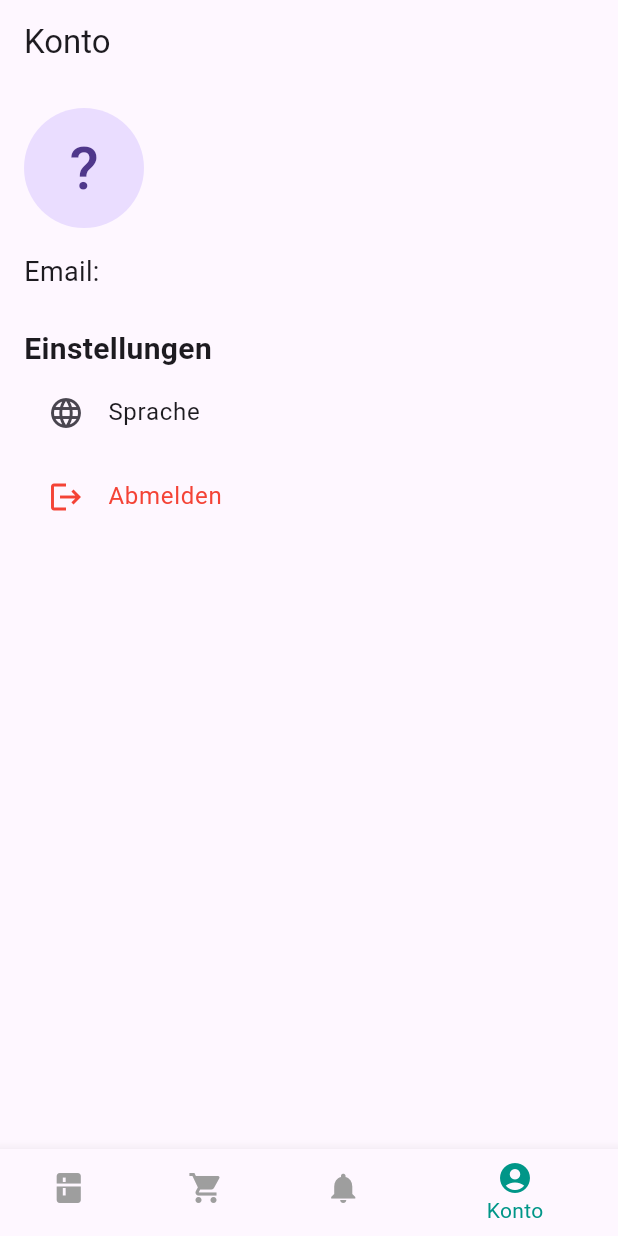
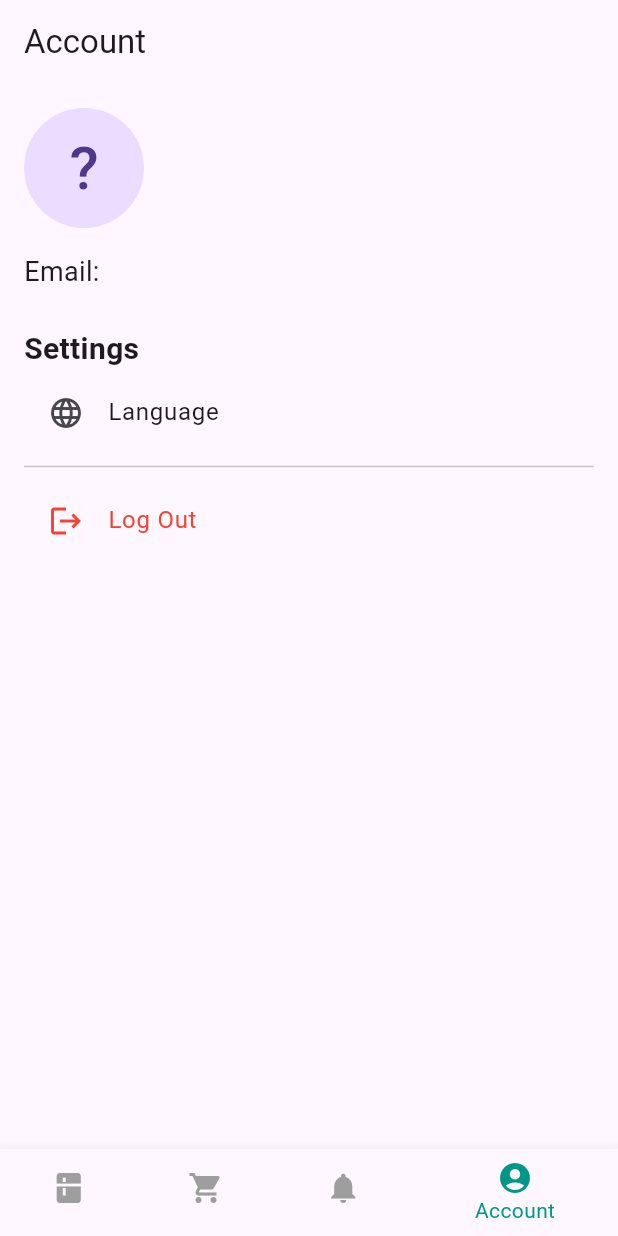
Before and after one commit to czelyk/smart_kuhlschrank, a Flutter app: the screen it shows once a user with an empty profile is signed in, item 4 of the bottom bar chosen, on a phone screen of 412 x 824 dp. Run offline on Flutter 3.47's test engine with Material 3 defaults, Android fonts, the light colour scheme and no system bars; our stand-ins replace cloud_firestore, firebase_auth, firebase_core, flutter_local_notifications; accounts and stored records are empty; generated files the repository leaves out were written again.

Commit message:
Languages of Turkish and English have been added.

```diff
--- /dev/null
+++ b/l10n.yaml
@@ -0,0 +1,3 @@
+arb-dir: lib/l10n
+template-arb-file: app_de.arb
+output-localization-file: app_localizations.dart
--- a/lib/main.dart
+++ b/lib/main.dart
@@ -1,51 +1,71 @@
 import 'package:flutter/material.dart';
+import 'package:provider/provider.dart';
+
+// --- Internationalization Imports ---
+import 'package:flutter_gen/gen_l10n/app_localizations.dart';
+import 'package:flutter_localizations/flutter_localizations.dart';
+import 'package:projekt/providers/locale_provider.dart';
 
 // --- Firebase Imports ---
 import 'package:firebase_core/firebase_core.dart';
 import 'package:projekt/widgets/auth_gate.dart';
 import 'firebase_options.dart'; // Generated by flutterfire configure
-// --- Firebase Imports ---
 
+// --- Screen Imports ---
 import 'screens/home_screen.dart';
-// Corrected import path to the newly created screen
 import 'screens/shopping_list_screen.dart';
 import 'screens/notifications.dart';
 import 'screens/account.dart';
 
-// Updated main function to initialize Firebase
 Future<void> main() async {
-  // Ensure that Flutter bindings are initialized
   WidgetsFlutterBinding.ensureInitialized();
-
-  // Initialize Firebase
   await Firebase.initializeApp(
     options: DefaultFirebaseOptions.currentPlatform,
   );
-
-  // Run the app through the AuthGate
-  runApp(const MyApp());
+  // Wrap the entire app in the ChangeNotifierProvider at the highest level
+  runApp(
+    ChangeNotifierProvider(
+      create: (context) => LocaleProvider(),
+      child: const MyApp(),
+    ),
+  );
 }
 
-// The root widget of the application.
 class MyApp extends StatelessWidget {
   const MyApp({super.key});
 
   @override
   Widget build(BuildContext context) {
+    // Consume the provider to rebuild MaterialApp when the locale changes.
+    final localeProvider = Provider.of<LocaleProvider>(context);
+
     return MaterialApp(
       debugShowCheckedModeBanner: false,
-      title: 'Smarter Kühlschrank',
+      onGenerateTitle: (context) => AppLocalizations.of(context)!.appTitle,
       theme: ThemeData(
         primarySwatch: Colors.teal,
         visualDensity: VisualDensity.adaptivePlatformDensity,
       ),
-      home: const AuthGate(), // Start with the authentication gate
+      // --- Localizations Setup ---
+      locale: localeProvider.locale, // Set the locale from the provider
+      localizationsDelegates: const [
+        AppLocalizations.delegate,
+        GlobalMaterialLocalizations.delegate,
+        GlobalWidgetsLocalizations.delegate,
+        GlobalCupertinoLocalizations.delegate,
+      ],
+      supportedLocales: const [
+        Locale('de', ''), // German
+        Locale('en', ''), // English
+        Locale('tr', ''), // Turkish
+      ],
+      home: const AuthGate(),
     );
   }
 }
 
-// The main app screen with the bottom navigation bar.
-// This is shown after a user is successfully logged in.
+// ... (The rest of the file remains the same)
+
 class MainAppScreen extends StatefulWidget {
   const MainAppScreen({super.key});
 
@@ -71,6 +91,8 @@ class _MainAppScreenState extends State<MainAppScreen> {
 
   @override
   Widget build(BuildContext context) {
+    final l10n = AppLocalizations.of(context)!;
+
     return Scaffold(
         body: _screens[_selectedIndex],
         bottomNavigationBar: BottomNavigationBar(
@@ -78,22 +100,22 @@ class _MainAppScreenState extends State<MainAppScreen> {
           onTap: _onItemTapped,
           selectedItemColor: Colors.teal,
           unselectedItemColor: Colors.grey,
-          items: const [
+          items: [
             BottomNavigationBarItem(
-              icon: Icon(Icons.kitchen),
-              label: 'Startseite',
+              icon: const Icon(Icons.kitchen),
+              label: l10n.home,
             ),
             BottomNavigationBarItem(
-              icon: Icon(Icons.shopping_cart),
-              label: 'Einkaufen',
+              icon: const Icon(Icons.shopping_cart),
+              label: l10n.shopping,
             ),
             BottomNavigationBarItem(
-              icon: Icon(Icons.notifications),
-              label: 'Benachrichtigungen',
+              icon: const Icon(Icons.notifications),
+              label: l10n.notifications,
             ),
             BottomNavigationBarItem(
-              icon: Icon(Icons.account_circle),
-              label: 'Konto',
+              icon: const Icon(Icons.account_circle),
+              label: l10n.account,
             ),
           ],
         ),
--- /dev/null
+++ b/lib/providers/locale_provider.dart
@@ -0,0 +1,15 @@
+import 'package:flutter/material.dart';
+
+class LocaleProvider with ChangeNotifier {
+  Locale? _locale;
+
+  Locale? get locale => _locale;
+
+  void setLocale(Locale locale) {
+    // Don't update if the locale is the same.
+    if (_locale != locale) {
+      _locale = locale;
+      notifyListeners();
+    }
+  }
+}
--- a/lib/screens/account.dart
+++ b/lib/screens/account.dart
@@ -1,21 +1,63 @@
 import 'package:flutter/material.dart';
 import 'package:firebase_auth/firebase_auth.dart';
+import 'package:provider/provider.dart';
+import 'package:flutter_gen/gen_l10n/app_localizations.dart';
+import 'package:projekt/providers/locale_provider.dart';
 import 'package:projekt/services/auth_service.dart';
 
 class AccountScreen extends StatelessWidget {
   const AccountScreen({Key? key}) : super(key: key);
 
+  // Function to show the language selection dialog
+  void _showLanguageDialog(BuildContext context) {
+    showDialog(
+      context: context,
+      builder: (BuildContext context) {
+        return SimpleDialog(
+          title: Text(AppLocalizations.of(context)!.language),
+          children: <Widget>[
+            SimpleDialogOption(
+              onPressed: () {
+                Provider.of<LocaleProvider>(context, listen: false)
+                    .setLocale(const Locale('de'));
+                Navigator.pop(context);
+              },
+              child: const Text('Deutsch'),
+            ),
+            SimpleDialogOption(
+              onPressed: () {
+                Provider.of<LocaleProvider>(context, listen: false)
+                    .setLocale(const Locale('en'));
+                Navigator.pop(context);
+              },
+              child: const Text('English'),
+            ),
+            SimpleDialogOption(
+              onPressed: () {
+                Provider.of<LocaleProvider>(context, listen: false)
+                    .setLocale(const Locale('tr'));
+                Navigator.pop(context);
+              },
+              child: const Text('Türkçe'),
+            ),
+          ],
+        );
+      },
+    );
+  }
+
   @override
   Widget build(BuildContext context) {
-    final AuthService _authService = AuthService();
-    final User? user = _authService.currentUser;
+    final l10n = AppLocalizations.of(context)!;
+    final AuthService authService = AuthService();
+    final User? user = authService.currentUser;
 
-    // Display a placeholder if the user is somehow null
-    final String userEmail = user?.email ?? 'Kein Benutzer angemeldet'; // No user logged in
-    final String initial = user?.email?.isNotEmpty == true ? user!.email![0].toUpperCase() : '?';
+    final String userEmail = user?.email ?? l10n.error; // Use localized string for error
+    final String initial =
+        user?.email?.isNotEmpty == true ? user!.email![0].toUpperCase() : '?';
 
     return Scaffold(
-      appBar: AppBar(title: const Text('Konto')), // Account
+      appBar: AppBar(title: Text(l10n.account)),
       body: Padding(
         padding: const EdgeInsets.all(16.0),
         child: Column(
@@ -26,32 +68,26 @@ class AccountScreen extends StatelessWidget {
               child: Text(initial, style: const TextStyle(fontSize: 40)),
             ),
             const SizedBox(height: 16),
-            // We don't have a user display name yet, so we show the email.
             Text('Email: $userEmail', style: const TextStyle(fontSize: 18)),
             const SizedBox(height: 24),
-            const Text(
-              'Einstellungen', // Settings
-              style: TextStyle(fontSize: 20, fontWeight: FontWeight.bold)
+            Text(
+              l10n.settings, // Localized settings title
+              style: const TextStyle(fontSize: 20, fontWeight: FontWeight.bold),
             ),
             ListTile(
               leading: const Icon(Icons.language),
-              title: const Text('Sprache'), // Language
-              onTap: () {
-                // In a future step, we could implement language change logic here.
-                ScaffoldMessenger.of(context).showSnackBar(
-                  const SnackBar(content: Text('Diese Funktion ist noch nicht verfügbar.')), // This feature is not yet available.
-                );
-              },
+              title: Text(l10n.language), // Localized language title
+              onTap: () => _showLanguageDialog(context), // Call the dialog function
             ),
+            const Divider(),
             ListTile(
               leading: const Icon(Icons.logout, color: Colors.red),
-              title: const Text(
-                'Abmelden', // Log out
-                style: TextStyle(color: Colors.red),
+              title: Text(
+                l10n.logOut,
+                style: const TextStyle(color: Colors.red),
               ),
               onTap: () async {
-                // The AuthGate will handle navigation after sign-out.
-                await _authService.signOut();
+                await authService.signOut();
               },
             ),
           ],
--- a/pubspec.yaml
+++ b/pubspec.yaml
@@ -11,6 +11,9 @@ environment:
 dependencies:
   flutter:
     sdk: flutter
+  flutter_localizations: # Added for internationalization
+    sdk: flutter         # Added for internationalization
+  provider: ^6.1.2      # Added for state management
   http: ^1.2.1
   flutter_local_notifications: ^17.1.2
   firebase_core: ^3.2.0
@@ -24,6 +27,7 @@ dev_dependencies:
 
 flutter:
   uses-material-design: true
+  generate: true # Added for internationalization
 
   # To add assets to your application, add an assets section, like this:
   assets:
```
Also changed, not shown: lib/l10n/app_de.arb (added, +26 -0 lines), lib/l10n/app_en.arb (added, +26 -0 lines), lib/l10n/app_tr.arb (added, +26 -0 lines), lib/screens/home_screen.dart (+11 -8 lines), lib/screens/notifications.dart (+8 -9 lines), lib/screens/shopping_list_screen.dart (+14 -11 lines), pubspec.lock, 1 other file.
